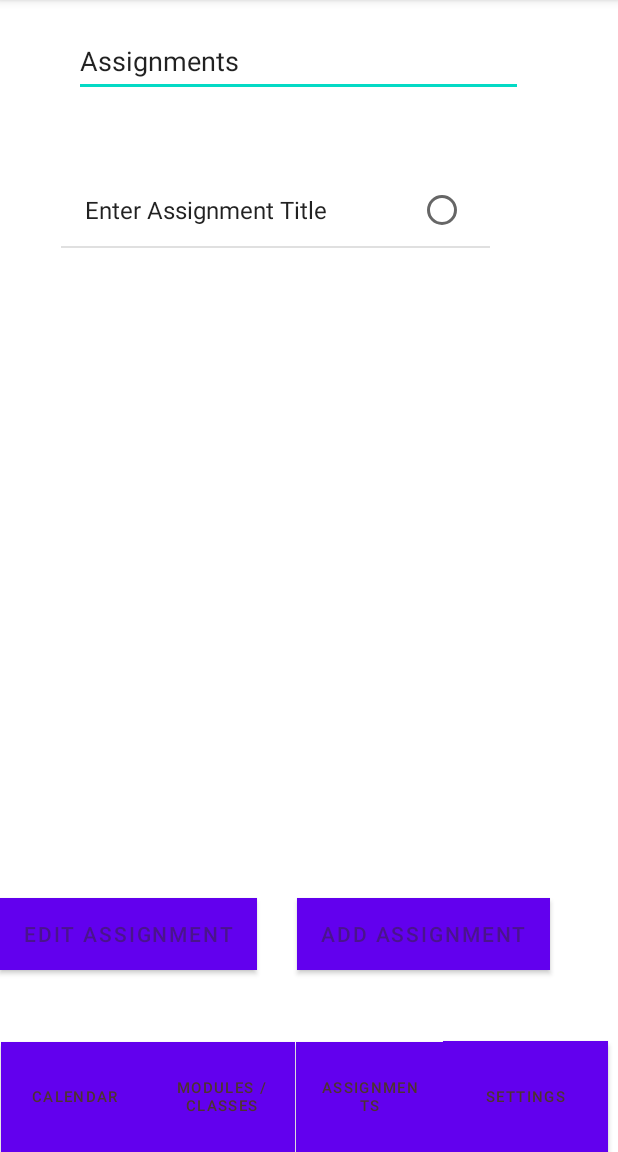
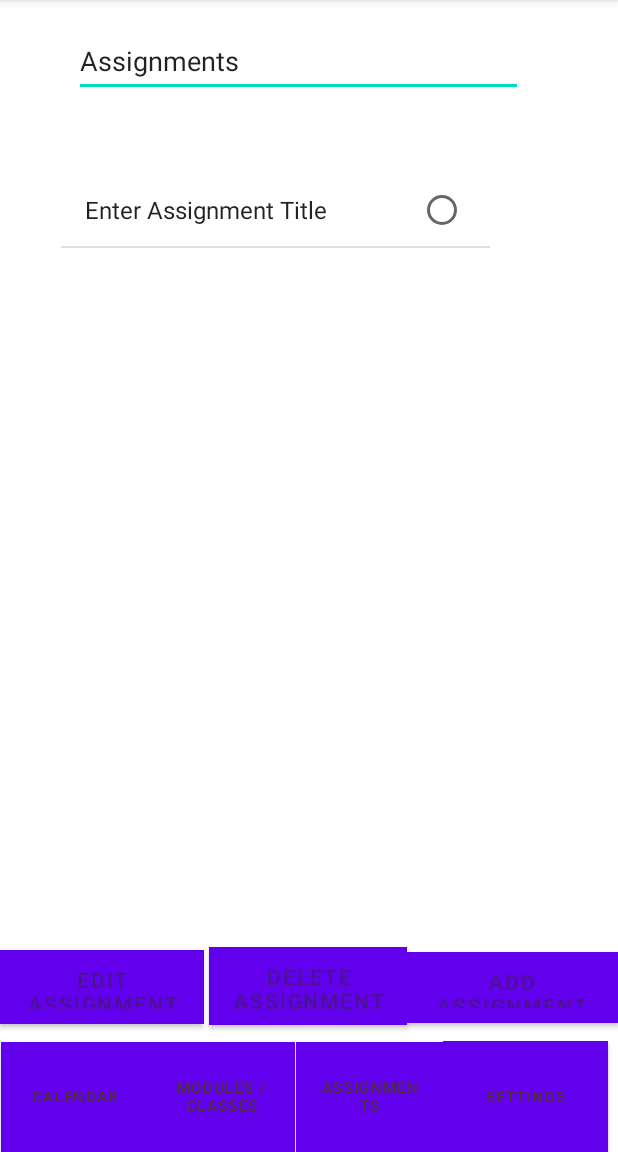
Before and after one commit to herrone/UniversityApp, an Android app: the addAssignment screen opened directly, with no data from a screen before it, after a tap on "SAVE ASSIGNMENT", on a phone screen of 412 x 824 dp, the part 84-1236 px from its top. Run offline under Robolectric (Android 15) with nearby library versions, the light colour scheme and no system bars; 1 statement that could not run was skipped.

Commit message:
titles in drop down and delete functions

```diff
--- a/app/src/main/java/com/example/trydisslow/Assignments.java
+++ b/app/src/main/java/com/example/trydisslow/Assignments.java
@@ -21,6 +21,7 @@ String selected;
     @Override
     protected void onCreate(Bundle savedInstanceState) {
         super.onCreate(savedInstanceState);
+        String selectedAssignment;
         setContentView(R.layout.activity_assignments);
 
         ListView myListView = (ListView) findViewById(R.id.listView);
@@ -28,8 +29,8 @@ String selected;
         ArrayList<String> listItems = new ArrayList<String>();
 
         SQLiteDatabase myBase = getApplicationContext().openOrCreateDatabase("Names.db", 0, null);
-        myBase.execSQL("CREATE TABLE if not exists NEWASSIGNMENT2(title TEXT, code TEXT, dueDate TEXT, notes TEXT);");
-        Cursor query = myBase.rawQuery("SELECT * FROM NEWASSIGNMENT2", null);
+        myBase.execSQL("CREATE TABLE if not exists NEWASSIGNMENT3(title TEXT, code TEXT, dueDate TEXT, notes TEXT);");
+        Cursor query = myBase.rawQuery("SELECT * FROM NEWASSIGNMENT3", null);
 
 
         if(query.moveToFirst()) {
@@ -50,7 +51,7 @@ String selected;
             public void onItemClick(AdapterView<?> adapterView, View view, int i, long l) {
 
              selected = myListView.getItemAtPosition(i).toString();
-
+             //   selectedModule = myModuleListView.getItemAtPosition(i).toString();
             //    Toast.makeText(Assignments.this, s, Toast.LENGTH_LONG).show();
                // adapter.dismiss(); // If you want to close the adapter
             }
@@ -108,5 +109,15 @@ String selected;
 
             }
         });
+        Button deleteAssignmentButton = (Button)findViewById(R.id.deleteAssignmentButton);
+        deleteAssignmentButton.setOnClickListener(new View.OnClickListener() {
+            @Override
+            public void onClick(View v) {
+                String deleteStatement = "DELETE FROM NEWASSIGNMENT3 WHERE title = '" + selected + "';";
+                myBase.execSQL(deleteStatement);
+                startActivity(new Intent(Assignments.this, Assignments.class));
+
+            }
+        });
     }
 }
--- a/app/src/main/java/com/example/trydisslow/addAssignment.java
+++ b/app/src/main/java/com/example/trydisslow/addAssignment.java
@@ -42,7 +42,7 @@ public class addAssignment extends AppCompatActivity {
             //  moduleCodeArray[0] = "choose a module";
 
             SQLiteDatabase myBase = getApplicationContext().openOrCreateDatabase("Names.db", 0, null);
-            Cursor query = myBase.rawQuery("SELECT * FROM NEWASSIGNMENT2", null);
+            Cursor query = myBase.rawQuery("SELECT * FROM NEWMODULE3", null);
 
             if (query.moveToFirst()) {
                 String name = query.getString(0);
@@ -57,7 +57,7 @@ public class addAssignment extends AppCompatActivity {
                 }
 
             }
-            moduleCodeArray.add("a");
+            //moduleCodeArray.add("a");
 //create an adapter to describe how the items are displayed, adapters are used in several places in android.
 //There are multiple variations of this, but this is the basic variant.
 
@@ -90,8 +90,8 @@ public class addAssignment extends AppCompatActivity {
                     Assignment a = new Assignment(title, d.toString(), moduleCodeInQuestion, notes);
                     SQLiteDatabase myBase = getApplicationContext().openOrCreateDatabase("Names.db", 0, null);
 
-                    myBase.execSQL("CREATE TABLE if not exists NEWASSIGNMENT2(title TEXT, code TEXT, dueDate TEXT, notes TEXT);");
-                    String insertStatement = "INSERT INTO NEWASSIGNMENT2 VALUES('" + a.title + "','" + a.whichModuleIsTaskFor + "','" + a.dueDate + "','" + a.notes + "');";
+                    myBase.execSQL("CREATE TABLE if not exists NEWASSIGNMENT3(title TEXT, code TEXT, dueDate TEXT, notes TEXT);");
+                    String insertStatement = "INSERT INTO NEWASSIGNMENT3 VALUES('" + a.title + "','" + a.whichModuleIsTaskFor + "','" + a.dueDate + "','" + a.notes + "');";
                     // String insertStatement = "INSERT INTO Modules VALUES('" + m.nameMod + "','"+ m.moduleCode + "','"  + m.courseLeader + "','"  + m.modNotes + "')\"";
                     myBase.execSQL(insertStatement);
                     Toast.makeText(addAssignment.this, "Time of " + a.dueDate,
--- a/app/src/main/java/com/example/trydisslow/addModule.java
+++ b/app/src/main/java/com/example/trydisslow/addModule.java
@@ -41,8 +41,8 @@ public class addModule extends AppCompatActivity {
 
                 SQLiteDatabase myBase = getApplicationContext().openOrCreateDatabase("Names.db", 0, null);
 
-                myBase.execSQL("CREATE TABLE if not exists NEWMODULE8(title TEXT, code TEXT, leader TEXT, notes TEXT);");
-                String insertStatement = "INSERT INTO NEWMODULE8 VALUES('" + m.nameMod + "','" + m.moduleCode + "','" + m.courseLeader + "','" + m.modNotes + "')";
+                myBase.execSQL("CREATE TABLE if not exists NEWMODULE3(title TEXT, code TEXT, leader TEXT, notes TEXT);");
+                String insertStatement = "INSERT INTO NEWMODULE3 VALUES('" + m.nameMod + "','" + m.moduleCode + "','" + m.courseLeader + "','" + m.modNotes + "')";
                 // String insertStatement = "INSERT INTO Modules VALUES('" + m.nameMod + "','"+ m.moduleCode + "','"  + m.courseLeader + "','"  + m.modNotes + "')\"";
                 myBase.execSQL(insertStatement);
                 //db.addModule(m);
--- a/app/src/main/java/com/example/trydisslow/deleteAnything.java
+++ /dev/null
@@ -1,4 +0,0 @@
-package com.example.trydisslow;
-
-public class deleteAnything {
-}
--- a/app/src/main/java/com/example/trydisslow/editModule.java
+++ b/app/src/main/java/com/example/trydisslow/editModule.java
@@ -30,7 +30,7 @@ public class editModule extends AppCompatActivity {
         Toast.makeText(this,editableModule,
                 Toast.LENGTH_SHORT).show();
         SQLiteDatabase myBase = getApplicationContext().openOrCreateDatabase("Names.db", 0, null);
-        String retrieveModule = "SELECT * from NEWMODULE8 WHERE title = '" + editableModule + "'";
+        String retrieveModule = "SELECT * from NEWMODULE3 WHERE title = '" + editableModule + "'";
 //       // myBase.execSQL(retrieveModule);
         Cursor query = myBase.rawQuery(retrieveModule, null);
 //
--- a/app/src/main/res/layout/activity_assignments.xml
+++ b/app/src/main/res/layout/activity_assignments.xml
@@ -5,6 +5,21 @@
     android:layout_width="match_parent"
     android:layout_height="match_parent"
     tools:context=".Assignments">
+
+    <Button
+        android:id="@+id/deleteAssignmentButton"
+        android:layout_width="132dp"
+        android:layout_height="52dp"
+        android:layout_marginTop="222dp"
+        android:background="#03A9F4"
+        android:text="Delete Assignment"
+        android:textColor="#4A148C"
+        app:layout_constraintBottom_toBottomOf="parent"
+        app:layout_constraintEnd_toEndOf="parent"
+        app:layout_constraintHorizontal_bias="0.498"
+        app:layout_constraintStart_toStartOf="parent"
+        app:layout_constraintTop_toTopOf="parent"
+        app:layout_constraintVertical_bias="0.828" />
 
     <EditText
         android:id="@+id/assignmentTitleInput"
@@ -93,23 +108,23 @@
 
     <Button
         android:id="@+id/buttonGoToAddAssignments"
-        android:layout_width="wrap_content"
-        android:layout_height="wrap_content"
+        android:layout_width="142dp"
+        android:layout_height="47dp"
         android:layout_marginTop="222dp"
         android:background="#03A9F4"
         android:text="Add Assignment"
         android:textColor="#4A148C"
         app:layout_constraintBottom_toBottomOf="parent"
         app:layout_constraintEnd_toEndOf="parent"
-        app:layout_constraintHorizontal_bias="0.815"
+        app:layout_constraintHorizontal_bias="1.0"
         app:layout_constraintStart_toStartOf="parent"
         app:layout_constraintTop_toTopOf="parent"
-        app:layout_constraintVertical_bias="0.757" />
+        app:layout_constraintVertical_bias="0.828" />
 
     <Button
         android:id="@+id/buttonGoToEditAssignments"
-        android:layout_width="wrap_content"
-        android:layout_height="wrap_content"
+        android:layout_width="136dp"
+        android:layout_height="49dp"
         android:layout_marginTop="222dp"
         android:background="#03A9F4"
         android:text="Edit Assignment"
@@ -119,6 +134,6 @@
         app:layout_constraintHorizontal_bias="0.0"
         app:layout_constraintStart_toStartOf="parent"
         app:layout_constraintTop_toTopOf="parent"
-        app:layout_constraintVertical_bias="0.757" />
+        app:layout_constraintVertical_bias="0.828" />
 
 </androidx.constraintlayout.widget.ConstraintLayout>
```
Also changed, not shown: app/src/main/java/com/example/trydisslow/ModulesAndClasses.java (+13 -9 lines), app/src/main/java/com/example/trydisslow/addClass.java (+4 -4 lines), app/src/main/java/com/example/trydisslow/editAssignment.java (+35 -4 lines), app/src/main/java/com/example/trydisslow/editClass.java (+19 -5 lines), app/src/main/res/layout/activity_delete.xml (+13 -1 lines), app/src/main/res/layout/activity_main.xml (+8 -2 lines), app/src/main/res/layout/activity_modules_and_classes.xml (+15 -19 lines).
